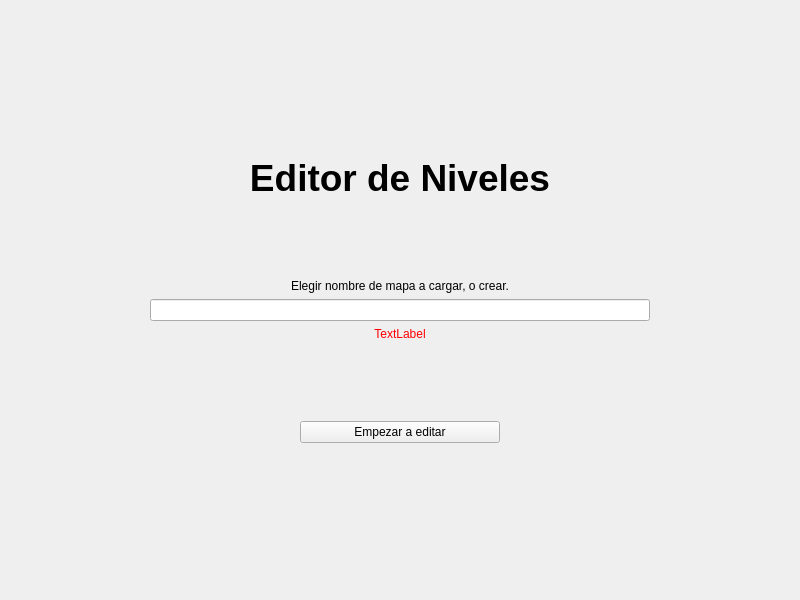
Before: the Qt Designer form src/editor_niveles/mainwindow.ui in Hernandsv01/taller-grupal, drawn with Qt 5.
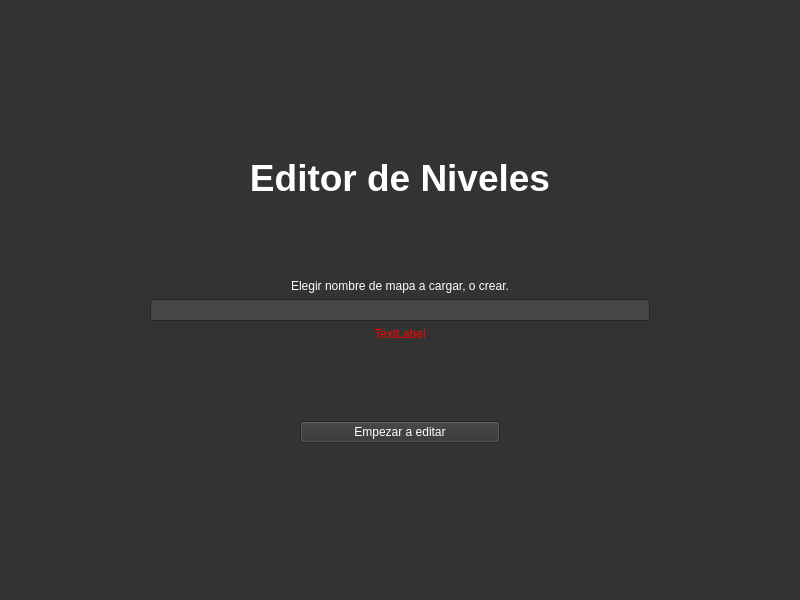
After: the same form once the commit is applied.

```diff
--- a/src/editor_niveles/mainwindow.ui
+++ b/src/editor_niveles/mainwindow.ui
@@ -10,6 +10,448 @@
                 <height>600</height>
             </rect>
         </property>
+        <property name="palette">
+            <palette>
+                <active>
+                    <colorrole role="WindowText">
+                        <brush brushstyle="SolidPattern">
+                            <color alpha="255">
+                                <red>255</red>
+                                <green>255</green>
+                                <blue>255</blue>
+                            </color>
+                        </brush>
+                    </colorrole>
+                    <colorrole role="Button">
+                        <brush brushstyle="SolidPattern">
+                            <color alpha="255">
+                                <red>51</red>
+                                <green>51</green>
+                                <blue>51</blue>
+                            </color>
+                        </brush>
+                    </colorrole>
+                    <colorrole role="Light">
+                        <brush brushstyle="SolidPattern">
+                            <color alpha="255">
+                                <red>76</red>
+                                <green>76</green>
+                                <blue>76</blue>
+                            </color>
+                        </brush>
+                    </colorrole>
+                    <colorrole role="Midlight">
+                        <brush brushstyle="SolidPattern">
+                            <color alpha="255">
+                                <red>63</red>
+                                <green>63</green>
+                                <blue>63</blue>
+                            </color>
+                        </brush>
+                    </colorrole>
+                    <colorrole role="Dark">
+                        <brush brushstyle="SolidPattern">
+                            <color alpha="255">
+                                <red>25</red>
+                                <green>25</green>
+                                <blue>25</blue>
+                            </color>
+                        </brush>
+                    </colorrole>
+                    <colorrole role="Mid">
+                        <brush brushstyle="SolidPattern">
+                            <color alpha="255">
+                                <red>132</red>
+                                <green>132</green>
+                                <blue>132</blue>
+                            </color>
+                        </brush>
+                    </colorrole>
+                    <colorrole role="Text">
+                        <brush brushstyle="SolidPattern">
+                            <color alpha="255">
+                                <red>255</red>
+                                <green>255</green>
+                                <blue>255</blue>
+                            </color>
+                        </brush>
+                    </colorrole>
+                    <colorrole role="BrightText">
+                        <brush brushstyle="SolidPattern">
+                            <color alpha="255">
+                                <red>255</red>
+                                <green>255</green>
+                                <blue>255</blue>
+                            </color>
+                        </brush>
+                    </colorrole>
+                    <colorrole role="ButtonText">
+                        <brush brushstyle="SolidPattern">
+                            <color alpha="255">
+                                <red>255</red>
+                                <green>255</green>
+                                <blue>255</blue>
+                            </color>
+                        </brush>
+                    </colorrole>
+                    <colorrole role="Base">
+                        <brush brushstyle="SolidPattern">
+                            <color alpha="255">
+                                <red>71</red>
+                                <green>71</green>
+                                <blue>71</blue>
+                            </color>
+                        </brush>
+                    </colorrole>
+                    <colorrole role="Window">
+                        <brush brushstyle="SolidPattern">
+                            <color alpha="255">
+                                <red>51</red>
+                                <green>51</green>
+                                <blue>51</blue>
+                            </color>
+                        </brush>
+                    </colorrole>
+                    <colorrole role="Shadow">
+                        <brush brushstyle="SolidPattern">
+                            <color alpha="255">
+                                <red>0</red>
+                                <green>0</green>
+                                <blue>0</blue>
+                            </color>
+                        </brush>
+                    </colorrole>
+                    <colorrole role="AlternateBase">
+                        <brush brushstyle="SolidPattern">
+                            <color alpha="255">
+                                <red>99</red>
+                                <green>99</green>
+                                <blue>99</blue>
+                            </color>
+                        </brush>
+                    </colorrole>
+                    <colorrole role="ToolTipBase">
+                        <brush brushstyle="SolidPattern">
+                            <color alpha="255">
+                                <red>255</red>
+                                <green>255</green>
+                                <blue>220</blue>
+                            </color>
+                        </brush>
+                    </colorrole>
+                    <colorrole role="ToolTipText">
+                        <brush brushstyle="SolidPattern">
+                            <color alpha="255">
+                                <red>0</red>
+                                <green>0</green>
+                                <blue>0</blue>
+                            </color>
+                        </brush>
+                    </colorrole>
+                    <colorrole role="PlaceholderText">
+                        <brush brushstyle="SolidPattern">
+                            <color alpha="128">
+                                <red>255</red>
+                                <green>255</green>
+                                <blue>255</blue>
+                            </color>
+                        </brush>
+                    </colorrole>
+                </active>
+                <inactive>
+                    <colorrole role="WindowText">
+                        <brush brushstyle="SolidPattern">
+                            <color alpha="255">
+                                <red>255</red>
+                                <green>255</green>
+                                <blue>255</blue>
+                            </color>
+                        </brush>
+                    </colorrole>
+                    <colorrole role="Button">
+                        <brush brushstyle="SolidPattern">
+                            <color alpha="255">
+                                <red>51</red>
+                                <green>51</green>
+                                <blue>51</blue>
+                            </color>
+                        </brush>
+                    </colorrole>
+                    <colorrole role="Light">
+                        <brush brushstyle="SolidPattern">
+                            <color alpha="255">
+                                <red>76</red>
+                                <green>76</green>
+                                <blue>76</blue>
+                            </color>
+                        </brush>
+                    </colorrole>
+                    <colorrole role="Midlight">
+                        <brush brushstyle="SolidPattern">
+                            <color alpha="255">
+                                <red>63</red>
+                                <green>63</green>
+                                <blue>63</blue>
+                            </color>
+                        </brush>
+                    </colorrole>
+                    <colorrole role="Dark">
+                        <brush brushstyle="SolidPattern">
+                            <color alpha="255">
+                                <red>25</red>
+                                <green>25</green>
+                                <blue>25</blue>
+                            </color>
+                        </brush>
+                    </colorrole>
+                    <colorrole role="Mid">
+                        <brush brushstyle="SolidPattern">
+                            <color alpha="255">
+                                <red>34</red>
+                                <green>34</green>
+                                <blue>34</blue>
+                            </color>
+                        </brush>
+                    </colorrole>
+                    <colorrole role="Text">
+                        <brush brushstyle="SolidPattern">
+                            <color alpha="255">
+                                <red>255</red>
+                                <green>255</green>
+                                <blue>255</blue>
+                            </color>
+                        </brush>
+                    </colorrole>
+                    <colorrole role="BrightText">
+                        <brush brushstyle="SolidPattern">
+                            <color alpha="255">
+                                <red>255</red>
+                                <green>255</green>
+                                <blue>255</blue>
+                            </color>
+                        </brush>
+                    </colorrole>
+                    <colorrole role="ButtonText">
+                        <brush brushstyle="SolidPattern">
+                            <color alpha="255">
+                                <red>255</red>
+                                <green>255</green>
+                                <blue>255</blue>
+                            </color>
+                        </brush>
+                    </colorrole>
+                    <colorrole role="Base">
+                        <brush brushstyle="SolidPattern">
+                            <color alpha="255">
+                                <red>71</red>
+                                <green>71</green>
+                                <blue>71</blue>
+                            </color>
+                        </brush>
+                    </colorrole>
+                    <colorrole role="Window">
+                        <brush brushstyle="SolidPattern">
+                            <color alpha="255">
+                                <red>51</red>
+                                <green>51</green>
+                                <blue>51</blue>
+                            </color>
+                        </brush>
+                    </colorrole>
+                    <colorrole role="Shadow">
+                        <brush brushstyle="SolidPattern">
+                            <color alpha="255">
+                                <red>0</red>
+                                <green>0</green>
+                                <blue>0</blue>
+                            </color>
+                        </brush>
+                    </colorrole>
+                    <colorrole role="AlternateBase">
+                        <brush brushstyle="SolidPattern">
+                            <color alpha="255">
+                                <red>99</red>
+                                <green>99</green>
+                                <blue>99</blue>
+                            </color>
+                        </brush>
+                    </colorrole>
+                    <colorrole role="ToolTipBase">
+                        <brush brushstyle="SolidPattern">
+                            <color alpha="255">
+                                <red>255</red>
+                                <green>255</green>
+                                <blue>220</blue>
+                            </color>
+                        </brush>
+                    </colorrole>
+                    <colorrole role="ToolTipText">
+                        <brush brushstyle="SolidPattern">
+                            <color alpha="255">
+                                <red>0</red>
+                                <green>0</green>
+                                <blue>0</blue>
+                            </color>
+                        </brush>
+                    </colorrole>
+                    <colorrole role="PlaceholderText">
+                        <brush brushstyle="SolidPattern">
+                            <color alpha="128">
+                                <red>255</red>
+                                <green>255</green>
+                                <blue>255</blue>
+                            </color>
+                        </brush>
+                    </colorrole>
+                </inactive>
+                <disabled>
+                    <colorrole role="WindowText">
+                        <brush brushstyle="SolidPattern">
+                            <color alpha="255">
+                                <red>25</red>
+                                <green>25</green>
+                                <blue>25</blue>
+                            </color>
+                        </brush>
+                    </colorrole>
+                    <colorrole role="Button">
+                        <brush brushstyle="SolidPattern">
+                            <color alpha="255">
+                                <red>51</red>
+                                <green>51</green>
+                                <blue>51</blue>
+                            </color>
+                        </brush>
+                    </colorrole>
+                    <colorrole role="Light">
+                        <brush brushstyle="SolidPattern">
+                            <color alpha="255">
+                                <red>76</red>
+                                <green>76</green>
+                                <blue>76</blue>
+                            </color>
+                        </brush>
+                    </colorrole>
+                    <colorrole role="Midlight">
+                        <brush brushstyle="SolidPattern">
+                            <color alpha="255">
+                                <red>63</red>
+                                <green>63</green>
+                                <blue>63</blue>
+                            </color>
+                        </brush>
+                    </colorrole>
+                    <colorrole role="Dark">
+                        <brush brushstyle="SolidPattern">
+                            <color alpha="255">
+                                <red>25</red>
+                                <green>25</green>
+                                <blue>25</blue>
+                            </color>
+                        </brush>
+                    </colorrole>
+                    <colorrole role="Mid">
+                        <brush brushstyle="SolidPattern">
+                            <color alpha="255">
+                                <red>34</red>
+                                <green>34</green>
+                                <blue>34</blue>
+                            </color>
+                        </brush>
+                    </colorrole>
+                    <colorrole role="Text">
+                        <brush brushstyle="SolidPattern">
+                            <color alpha="255">
+                                <red>25</red>
+                                <green>25</green>
+                                <blue>25</blue>
+                            </color>
+                        </brush>
+                    </colorrole>
+                    <colorrole role="BrightText">
+                        <brush brushstyle="SolidPattern">
+                            <color alpha="255">
+                                <red>255</red>
+                                <green>255</green>
+                                <blue>255</blue>
+                            </color>
+                        </brush>
+                    </colorrole>
+                    <colorrole role="ButtonText">
+                        <brush brushstyle="SolidPattern">
+                            <color alpha="255">
+                                <red>25</red>
+                                <green>25</green>
+                                <blue>25</blue>
+                            </color>
+                        </brush>
+                    </colorrole>
+                    <colorrole role="Base">
+                        <brush brushstyle="SolidPattern">
+                            <color alpha="255">
+                                <red>51</red>
+                                <green>51</green>
+                                <blue>51</blue>
+                            </color>
+                        </brush>
+                    </colorrole>
+                    <colorrole role="Window">
+                        <brush brushstyle="SolidPattern">
+                            <color alpha="255">
+                                <red>51</red>
+                                <green>51</green>
+                                <blue>51</blue>
+                            </color>
+                        </brush>
+                    </colorrole>
+                    <colorrole role="Shadow">
+                        <brush brushstyle="SolidPattern">
+                            <color alpha="255">
+                                <red>0</red>
+                                <green>0</green>
+                                <blue>0</blue>
+                            </color>
+                        </brush>
+                    </colorrole>
+                    <colorrole role="AlternateBase">
+                        <brush brushstyle="SolidPattern">
+                            <color alpha="255">
+                                <red>99</red>
+                                <green>99</green>
+                                <blue>99</blue>
+                            </color>
+                        </brush>
+                    </colorrole>
+                    <colorrole role="ToolTipBase">
+                        <brush brushstyle="SolidPattern">
+                            <color alpha="255">
+                                <red>255</red>
+                                <green>255</green>
+                                <blue>220</blue>
+                            </color>
+                        </brush>
+                    </colorrole>
+                    <colorrole role="ToolTipText">
+                        <brush brushstyle="SolidPattern">
+                            <color alpha="255">
+                                <red>0</red>
+                                <green>0</green>
+                                <blue>0</blue>
+                            </color>
+                        </brush>
+                    </colorrole>
+                    <colorrole role="PlaceholderText">
+                        <brush brushstyle="SolidPattern">
+                            <color alpha="128">
+                                <red>255</red>
+                                <green>255</green>
+                                <blue>255</blue>
+                            </color>
+                        </brush>
+                    </colorrole>
+                </disabled>
+            </palette>
+        </property>
         <property name="windowTitle">
             <string>Editor Mapas</string>
         </property>
```
Left out of the diff: 6 changed lines with no effect on the pictures.
